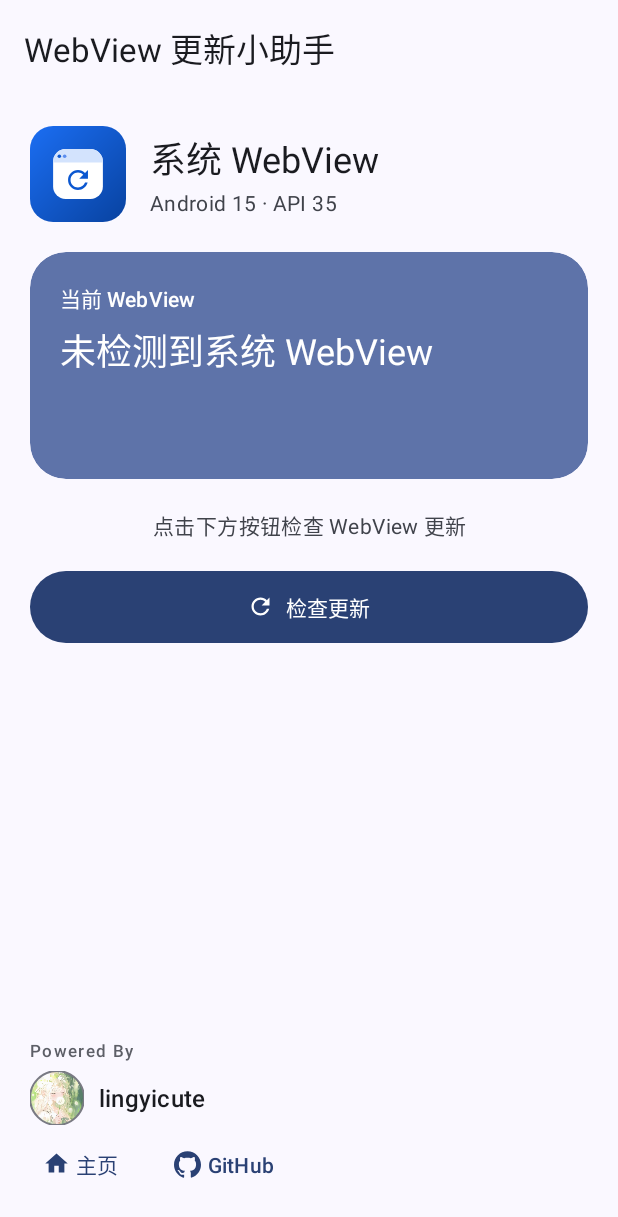
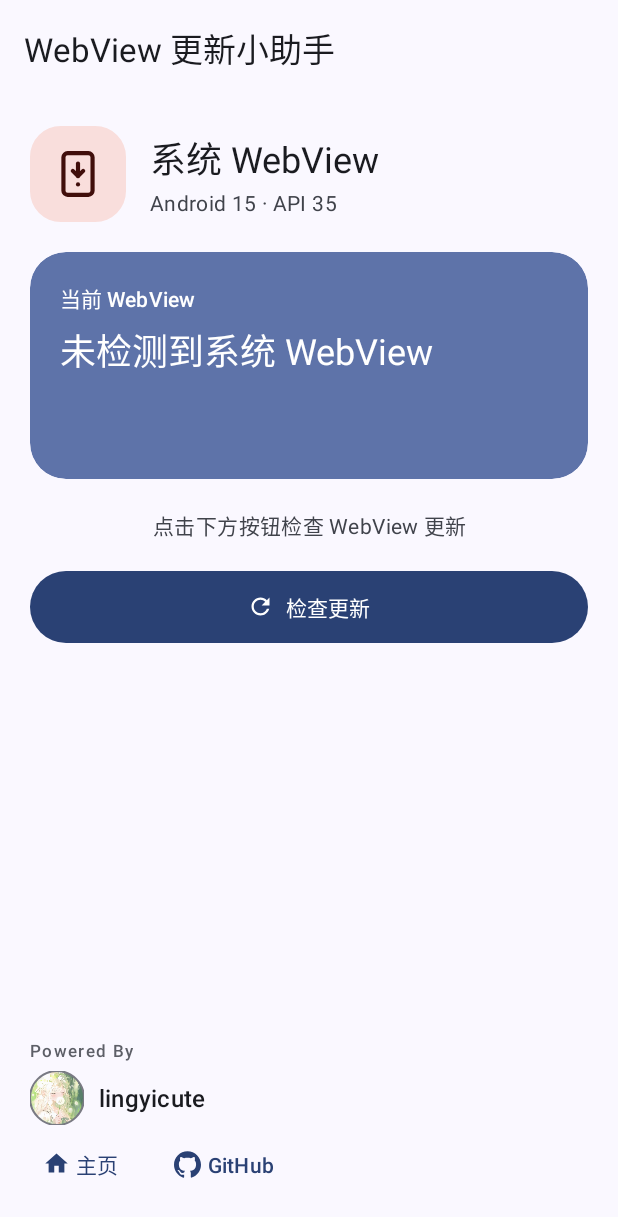
Before and after one commit to lingyicute/WebviewUpdater, an Android app: the screen it shows after launch (MainActivity), on a phone screen of 412 x 824 dp. Shown: the top 1217 px of the screen. Run offline under Robolectric (Android 15) with nearby library versions, the phone set to English and light mode, and no system bars.

Commit message:
Add app icon

```diff
--- a/app/src/main/res/drawable/ic_app_logo.xml
+++ b/app/src/main/res/drawable/ic_app_logo.xml
@@ -1,38 +1,40 @@
 <?xml version="1.0" encoding="utf-8"?>
 <vector xmlns:android="http://schemas.android.com/apk/res/android"
-    xmlns:aapt="http://schemas.android.com/aapt"
     android:width="64dp"
     android:height="64dp"
     android:viewportWidth="108"
     android:viewportHeight="108">
-    <!-- 独立的圆角矩形完整图标（应用内展示 / 商店图标） -->
-    <path android:pathData="M26,0 h56 a26,26 0 0 1 26,26 v56 a26,26 0 0 1 -26,26 h-56 a26,26 0 0 1 -26,-26 v-56 a26,26 0 0 1 26,-26 z">
-        <aapt:attr name="android:fillColor">
-            <gradient
-                android:type="linear"
-                android:startX="0"
-                android:startY="0"
-                android:endX="108"
-                android:endY="108"
-                android:startColor="#1B6EF3"
-                android:endColor="#0842A0" />
-        </aapt:attr>
-    </path>
+    <!-- 独立的圆角矩形完整图标(应用内展示 / 商店图标)
+         底板 #F9DEDC、图形 #410E0B,移植自 92li.uk 网站 tile 样式 -->
     <path
-        android:fillColor="#FFFFFF"
-        android:pathData="M40,26 h28 a14,14 0 0 1 14,14 v28 a14,14 0 0 1 -14,14 h-28 a14,14 0 0 1 -14,-14 v-28 a14,14 0 0 1 14,-14 z" />
+        android:fillColor="#F9DEDC"
+        android:pathData="M34.56,0 h38.88 a34.56,34.56 0 0 1 34.56,34.56 v38.88 a34.56,34.56 0 0 1 -34.56,34.56 h-38.88 a34.56,34.56 0 0 1 -34.56,-34.56 v-38.88 a34.56,34.56 0 0 1 34.56,-34.56 z" />
+    <!-- 手机外框 -->
     <path
-        android:fillColor="#D3E3FD"
-        android:pathData="M26,40 a14,14 0 0 1 14,-14 h28 a14,14 0 0 1 14,14 v1 h-56 z" />
-    <path android:fillColor="#0B57D0" android:pathData="M33,34 m-2,0 a2,2 0 1 0 4,0 a2,2 0 1 0 -4,0" />
-    <path android:fillColor="#5B8DEF" android:pathData="M39,34 m-2,0 a2,2 0 1 0 4,0 a2,2 0 1 0 -4,0" />
-    <group
-        android:scaleX="1.4"
-        android:scaleY="1.4"
-        android:translateX="37.2"
-        android:translateY="44">
-        <path
-            android:fillColor="#0B57D0"
-            android:pathData="M17.65,6.35C16.2,4.9 14.21,4 12,4c-4.42,0 -7.99,3.58 -7.99,8s3.57,8 7.99,8c3.73,0 6.84,-2.55 7.73,-6h-2.08c-0.82,2.33 -3.04,4 -5.65,4 -3.31,0 -6,-2.69 -6,-6s2.69,-6 6,-6c1.66,0 3.14,0.69 4.22,1.78L13,11h7V4l-2.35,2.35z" />
-    </group>
+        android:strokeColor="#410E0B"
+        android:strokeWidth="4.68"
+        android:strokeLineCap="round"
+        android:strokeLineJoin="round"
+        android:pathData="M42.3,30.6 H65.7 A4.68,4.68 0 0 1 70.38,35.28 V72.72 A4.68,4.68 0 0 1 65.7,77.4 H42.3 A4.68,4.68 0 0 1 37.62,72.72 V35.28 A4.68,4.68 0 0 1 42.3,30.6 Z" />
+    <!-- 下载竖线 -->
+    <path
+        android:strokeColor="#410E0B"
+        android:strokeWidth="4.68"
+        android:strokeLineCap="round"
+        android:strokeLineJoin="round"
+        android:pathData="M54,42.3 V56.34" />
+    <!-- 下载箭头 -->
+    <path
+        android:strokeColor="#410E0B"
+        android:strokeWidth="4.68"
+        android:strokeLineCap="round"
+        android:strokeLineJoin="round"
+        android:pathData="M48.15,50.49 L54,56.34 L59.85,50.49" />
+    <!-- 底部小圆点 -->
+    <path
+        android:strokeColor="#410E0B"
+        android:strokeWidth="4.68"
+        android:strokeLineCap="round"
+        android:strokeLineJoin="round"
+        android:pathData="M54,65.7 h0.01" />
 </vector>
--- a/app/src/main/res/values/colors.xml
+++ b/app/src/main/res/values/colors.xml
@@ -19,5 +19,5 @@
     <color name="md_secondary_container_dark">#3E4759</color>
     <color name="md_on_secondary_container_dark">#DAE2F9</color>
 
-    <color name="ic_launcher_background">#0B57D0</color>
+    <color name="ic_launcher_background">#F9DEDC</color>
 </resources>
```
Also changed, not shown: app/src/main/res/drawable/ic_launcher_background.xml (+3 -16 lines), app/src/main/res/drawable/ic_launcher_foreground.xml (+29 -18 lines), app/src/main/res/drawable/ic_launcher_monochrome.xml (+24 -12 lines).
